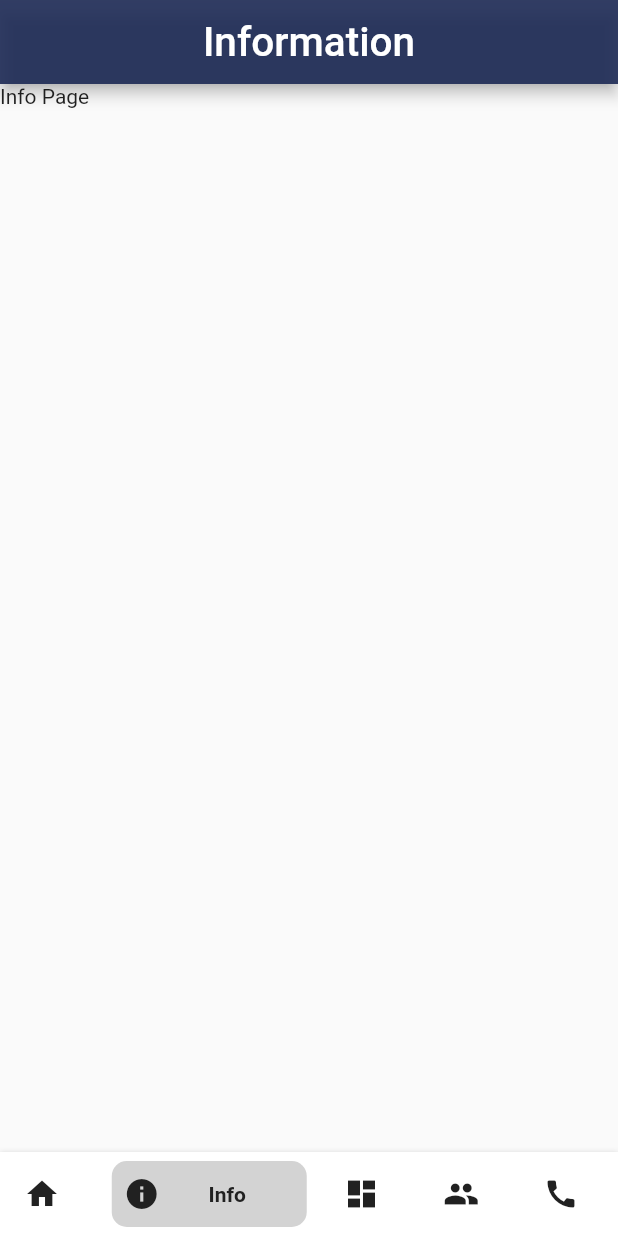
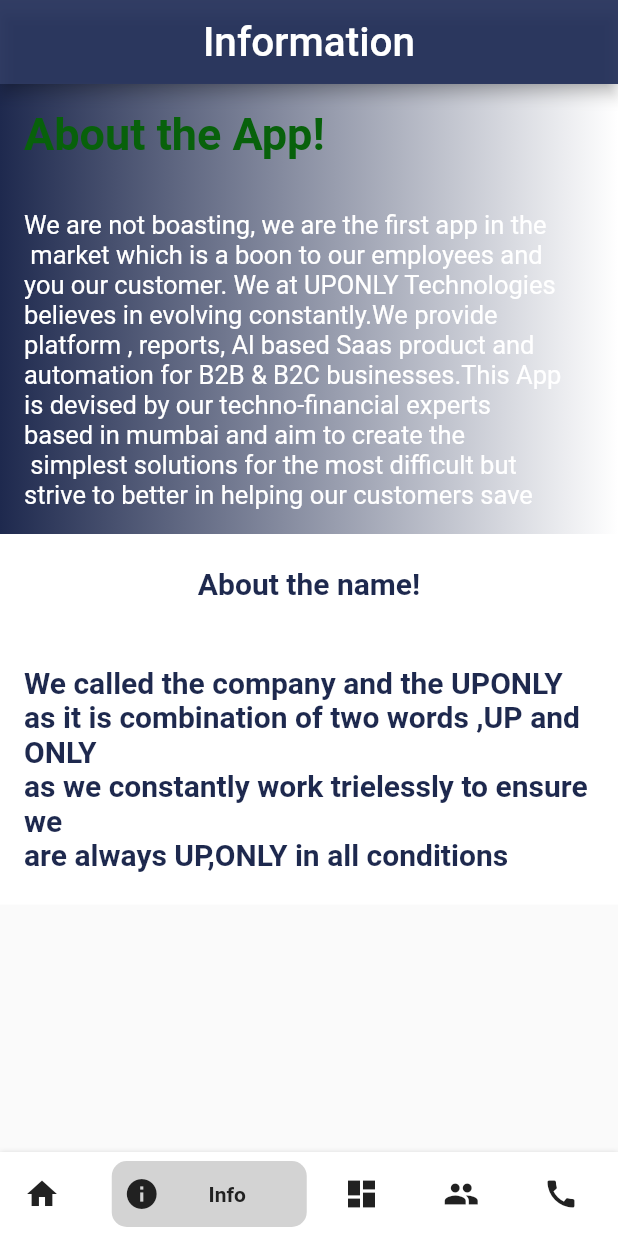
Before and after one commit to Awaizkazi/state_management, a Flutter app: the screen it shows after launch, item 2 of the bottom bar chosen, on a phone screen of 412 x 824 dp. Run offline on Flutter 3.47's test engine with Material 2 defaults, Android fonts, the phone set to English and light mode, and no system bars; drawn by our look-alikes of bottom_navy_bar; our stand-ins replace get.

Commit message:
Info Screen in Progress

```diff
--- a/lib/UpOnly Login/Screens/home_Screen.dart
+++ b/lib/UpOnly Login/Screens/home_Screen.dart
@@ -1,8 +1,11 @@
 import 'package:flutter/material.dart';
 import 'package:bottom_navy_bar/bottom_navy_bar.dart';
+import 'package:state_management/UpOnly%20Login/Screens/HRMS_screens.dart';
 import 'package:state_management/UpOnly%20Login/Screens/HomePage.dart';
 import 'package:state_management/UpOnly%20Login/Screens/dashboard_screen.dart';
 import 'package:state_management/UpOnly%20Login/Screens/info_screen.dart';
+
+import 'dial_screen.dart';
 
 class HomeScreen extends StatefulWidget {
   const HomeScreen({super.key});
@@ -16,7 +19,9 @@ class _HomeScreenState extends State<HomeScreen> {
   List Pages = [
     HomePage(),
     InfoScreen(),
-    DashBoard(),
+    DashBoard_Screen(),
+    HRMS_Screen(),
+    Dial_Screen(),
   ];
   @override
   Widget build(BuildContext context) {
--- a/lib/UpOnly Login/Screens/info_screen.dart
+++ b/lib/UpOnly Login/Screens/info_screen.dart
@@ -19,15 +19,82 @@ class _InfoScreenState extends State<InfoScreen> {
             style: TextStyle(fontSize: 27),
           ),
         ),
-      body: Container(
-        child: SafeArea(
-          child: Column(
+        body: Column(
           children: [
-              Text('Info Page'),
+            Container(
+              width: 500,
+              height: 300,
+              decoration: BoxDecoration(
+                gradient: LinearGradient(
+                  colors: [
+                    Color(0xff1E294E),
+                    Colors.white,
                   ],
                 ),
               ),
+              child: Column(
+                mainAxisAlignment: MainAxisAlignment.spaceAround,
+                crossAxisAlignment: CrossAxisAlignment.start,
+                children: [
+                  Padding(
+                    padding: const EdgeInsets.all(16.0),
+                    child: Text(
+                      'About the App!',
+                      style: TextStyle(
+                        color: Color.fromARGB(255, 8, 97, 11),
+                        fontSize: 30,
+                        fontWeight: FontWeight.bold,
                       ),
-    );
+                    ),
+                  ),
+                  Padding(
+                    padding: const EdgeInsets.all(16.0),
+                    child: Text(
+                      'We are not boasting, we are the first app in the\n market which is a boon to our employees and \nyou our customer. We at UPONLY Technologies \nbelieves in evolving constantly.We provide\nplatform , reports, Al based Saas product and\nautomation for B2B & B2C businesses.This App\nis devised by our techno-financial experts\nbased in mumbai and aim to create the\n simplest solutions for the most difficult but\nstrive to better in helping our customers save',
+                      style: TextStyle(
+                        color: Colors.white,
+                        fontSize: 17,
+                      ),
+                    ),
+                  ),
+                ],
+              ),
+            ),
+            Container(
+              width: 500,
+              height: 247,
+              decoration: BoxDecoration(
+                color: Colors.white,
+              ),
+              child: Column(
+                mainAxisAlignment: MainAxisAlignment.spaceAround,
+                children: [
+                  Padding(
+                    padding: const EdgeInsets.all(16.0),
+                    child: Text(
+                      'About the name!',
+                      style: TextStyle(
+                        fontSize: 20,
+                        fontWeight: FontWeight.bold,
+                        color: Color(0xff1E294E),
+                      ),
+                    ),
+                  ),
+                  Padding(
+                    padding: const EdgeInsets.all(16.0),
+                    child: Text(
+                      'We called the company and the UPONLY\nas it is combination of two words ,UP and ONLY\nas we constantly work trielessly to ensure we\nare always UP,ONLY in all conditions',
+                      style: TextStyle(
+                        fontSize: 20,
+                        fontWeight: FontWeight.bold,
+                        color: Color(0xff1E294E),
+                      ),
+                    ),
+                  ),
+                ],
+              ),
+            ),
+          ],
+        ));
   }
 }
--- a/lib/UpOnly Login/Screens/login_UpOnly2.dart
+++ b/lib/UpOnly Login/Screens/login_UpOnly2.dart
@@ -48,7 +48,9 @@ class _LoginUpOnly2State extends State<LoginUpOnly2> {
                         child: Text(
                           'Sign in as',
                           style: TextStyle(
-                              fontSize: 25, fontWeight: FontWeight.w800),
+                            fontSize: 25,
+                            fontWeight: FontWeight.w800,
+                          ),
                         ),
                       ),
                       // To add a DropDown here
--- a/lib/main.dart
+++ b/lib/main.dart
@@ -7,6 +7,7 @@ import 'package:state_management/screen1.dart';
 import '../services.dart';
 import '../text_moving.dart';
 import 'UpOnly Login/Screens/BorderBox.dart';
+import 'UpOnly Login/Screens/HRMS_screens.dart';
 import 'UpOnly Login/Screens/dashboard_screen.dart';
 import 'UpOnly Login/Screens/home_Screen.dart';
 import 'UpOnly Login/Screens/info_screen.dart';
```
Also changed, not shown: lib/UpOnly Login/Screens/HRMS_screens.dart (+119 -0 lines), lib/UpOnly Login/Screens/dashboard_screen.dart (+4 -4 lines), lib/UpOnly Login/Screens/dial_screen.dart (+27 -0 lines). Lines whose indentation alone changed are shown as unchanged.
